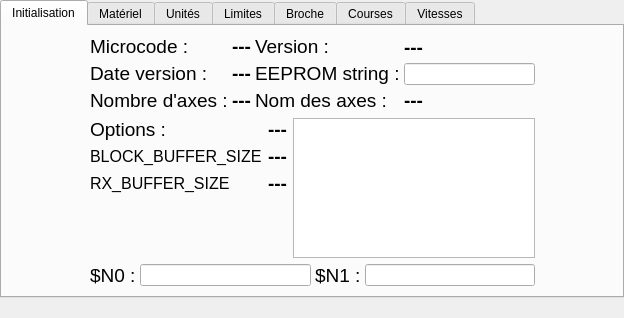
First picture: the form in dlgConfig.ui, repository fra589/cn5X, before the edit.
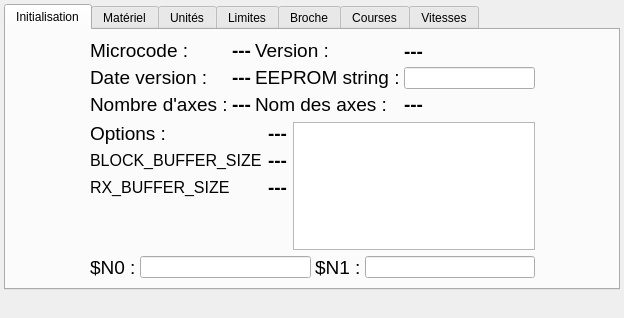
Second picture: the form after the edit. Icons and pictures are not drawn. Custom widgets are drawn as their Qt base class.

Patch:
```diff
--- a/dlgConfig.ui
+++ b/dlgConfig.ui
@@ -34,19 +34,19 @@
   </property>
   <layout class="QVBoxLayout" name="verticalLayout_17">
    <property name="spacing">
-    <number>0</number>
+    <number>4</number>
    </property>
    <property name="leftMargin">
-    <number>0</number>
+    <number>4</number>
    </property>
    <property name="topMargin">
-    <number>0</number>
+    <number>4</number>
    </property>
    <property name="rightMargin">
-    <number>0</number>
+    <number>4</number>
    </property>
    <property name="bottomMargin">
-    <number>0</number>
+    <number>4</number>
    </property>
    <item>
     <widget class="QTabWidget" name="tabWidget">
```
